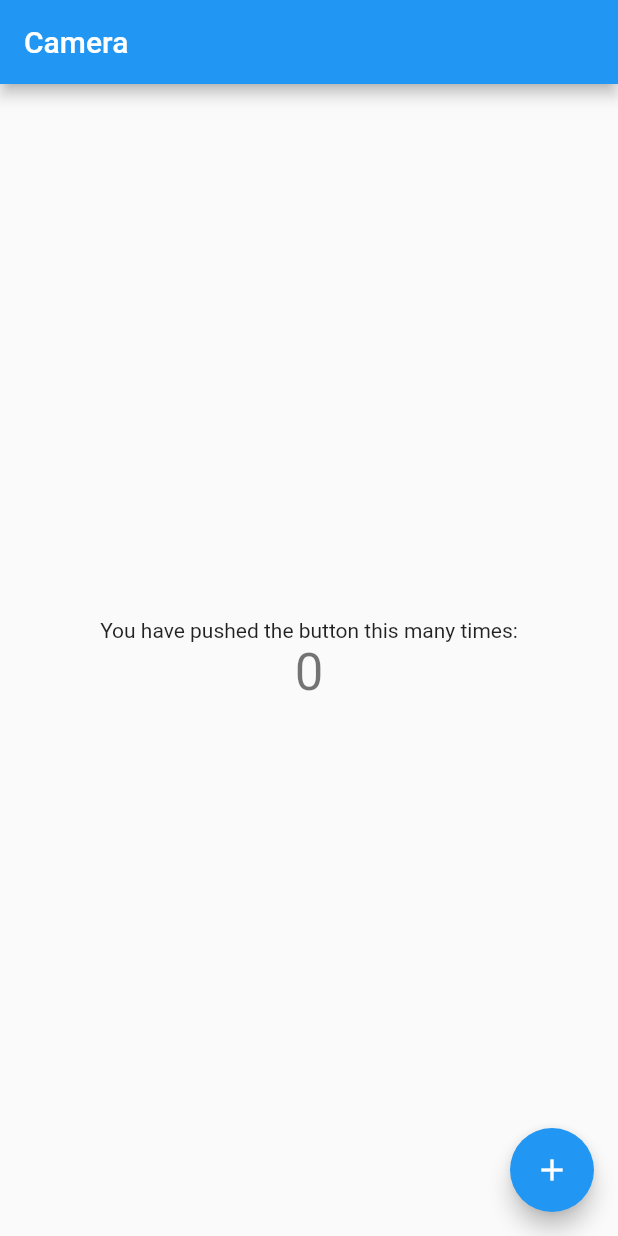
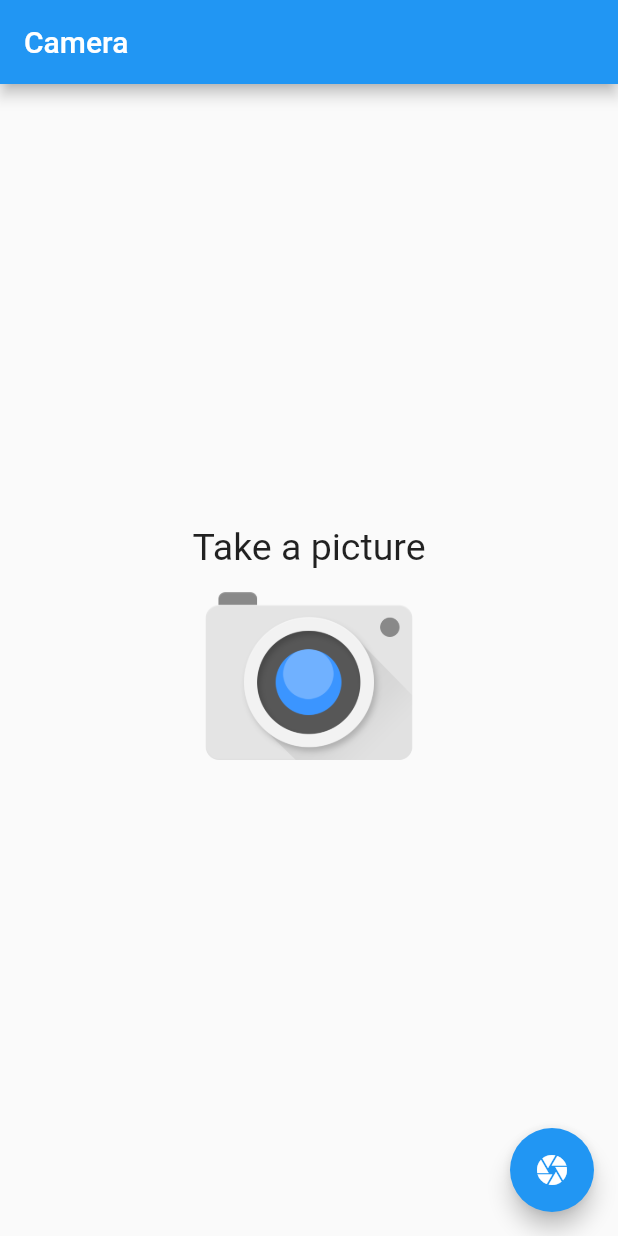
Before and after one commit to cesarazevedocmd/flutter-camera, a Flutter app: the screen it shows after launch, on a phone screen of 412 x 824 dp. Run offline on Flutter 3.47's test engine with Material 2 defaults, Android fonts, the phone set to English and light mode, and no system bars.

```diff
--- a/lib/home_page.dart
+++ b/lib/home_page.dart
@@ -6,14 +6,6 @@ class HomePage extends StatefulWidget {
 }
 
 class _HomePageState extends State<HomePage> {
-  int _counter = 0;
-
-  void _incrementCounter() {
-    setState(() {
-      _counter++;
-    });
-  }
-
   @override
   Widget build(BuildContext context) {
     return Scaffold(
@@ -24,21 +16,23 @@ class _HomePageState extends State<HomePage> {
         child: Column(
           mainAxisAlignment: MainAxisAlignment.center,
           children: <Widget>[
-            Text(
-              'You have pushed the button this many times:',
-            ),
-            Text(
-              '$_counter',
-              style: Theme.of(context).textTheme.headline4,
+            Text('Take a picture', style: TextStyle(fontSize: 25)),
+            Image.asset(
+              "assets/images/camera.png",
+              width: 150,
             ),
           ],
         ),
       ),
       floatingActionButton: FloatingActionButton(
-        onPressed: _incrementCounter,
+        onPressed: _onClickCamera,
         tooltip: 'Increment',
-        child: Icon(Icons.add),
+        child: Icon(Icons.camera),
       ),
     );
   }
+
+  void _onClickCamera() {
+
+  }
 }
```
Also changed, not shown: 1 other file.
